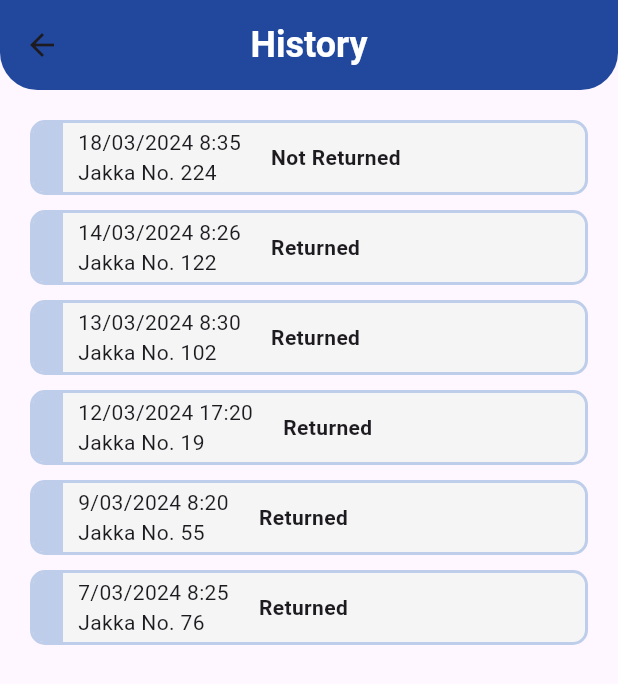
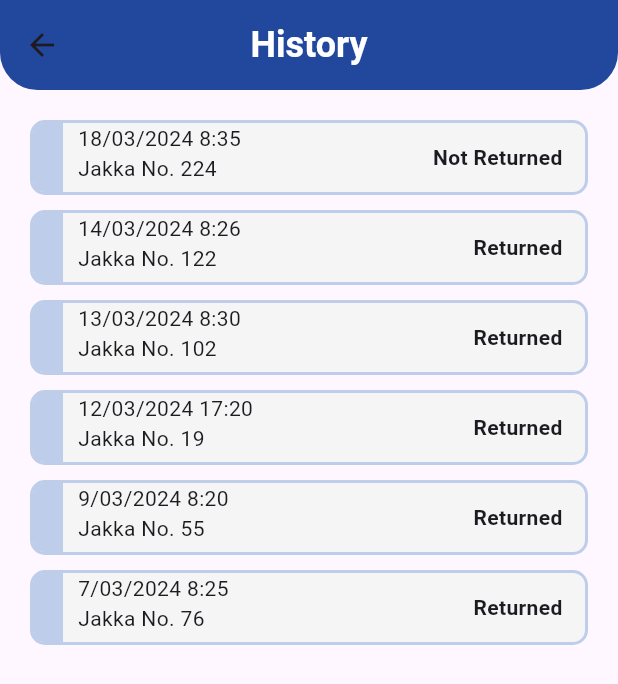
Before and after one commit to kapraomaewsub/Jakka-mobile-app, a Flutter app: the Historypage screen opened directly, on a phone screen of 412 x 824 dp. Shown: the top 684 px of the screen. Run offline on Flutter 3.47's test engine with Material 3 defaults, Android fonts, the phone set to English and light mode, and no system bars; our stand-ins replace firebase_auth, firebase_core; accounts and stored records are empty.

Commit message:
แก้ status ในหน้า history ให้อยู่ด้านขวา

```diff
--- a/lib/pages/history_page.dart
+++ b/lib/pages/history_page.dart
@@ -24,10 +24,8 @@ class _HistorypageState extends State<Historypage> {
         children: [
           SizedBox(height: 20),
           _historySection(),
-
         ],
       ),
-
     );
   }
 
@@ -53,7 +51,6 @@ class _HistorypageState extends State<Historypage> {
   Column _historySection() {
     return Column(
       crossAxisAlignment: CrossAxisAlignment.center,
-
       children: [
         Container(
           height: 500,
@@ -75,13 +72,16 @@ class _HistorypageState extends State<Historypage> {
                     width: 2, // Set the border width
                   ),
                 ),
-
                 child: Column(
+                  children: [
+                    Padding(
+                      padding: const EdgeInsets.only(right: 15),
+                      child: Row(
+                        mainAxisAlignment: MainAxisAlignment.spaceBetween,
+                        children: [
+                          Row(
                             mainAxisAlignment: MainAxisAlignment.spaceEvenly,
                             crossAxisAlignment: CrossAxisAlignment.start,
-
-                  children: [
-                    Row(
                             children: [
                               Container(
                                 height: 46,
@@ -94,26 +94,27 @@ class _HistorypageState extends State<Historypage> {
                                   ),
                                 ),
                               ),
-                        SizedBox(width:10),
+                              SizedBox(width: 10),
                               Column(
                                 crossAxisAlignment: CrossAxisAlignment.start,
-
                                 children: [
                                   Text(history[index].date),
                                   Text(history[index].jakkaNo),
                                 ],
                               ),
-
-                        SizedBox(width: 20),
+                            ],
+                          ),
+                          Column(
+                            crossAxisAlignment: CrossAxisAlignment.end,
+                            children: [
                               Text(
                                 history[index].status,
-                          style: TextStyle(
-                            fontWeight: FontWeight.bold
+                                style: TextStyle(fontWeight: FontWeight.bold),
                               ),
+                            ],
                           ),
-
-
                         ],
+                      ),
                     ),
                   ],
                 ),
@@ -124,7 +125,4 @@ class _HistorypageState extends State<Historypage> {
       ],
     );
   }
-
-
-
 }
```
Lines whose indentation alone changed are shown as unchanged.
